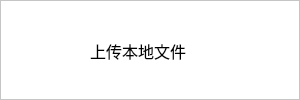
Above: uploadmenu.ui from EricGu1001/Ruiji_dev before the change. Below: the same form after it.
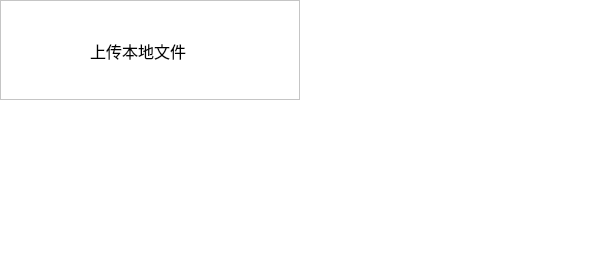
That is the form after the change. Custom widgets are drawn as their Qt base class.

What changed in the file:
```diff
--- a/uploadmenu.ui
+++ b/uploadmenu.ui
@@ -6,8 +6,8 @@
    <rect>
     <x>0</x>
     <y>0</y>
-    <width>300</width>
-    <height>100</height>
+    <width>596</width>
+    <height>279</height>
    </rect>
   </property>
   <property name="sizeIncrement">
@@ -19,6 +19,15 @@
   <property name="styleSheet">
    <string notr="true">background-color: rgb(255, 255, 255);</string>
   </property>
+  <widget class="QWidget" name="widget_2" native="true">
+   <property name="geometry">
+    <rect>
+     <x>0</x>
+     <y>0</y>
+     <width>371</width>
+     <height>161</height>
+    </rect>
+   </property>
   <widget class="QFrame" name="frame">
    <property name="geometry">
     <rect>
@@ -64,6 +73,7 @@
       <height>40</height>
      </rect>
     </property>
+    </widget>
    </widget>
   </widget>
  </widget>
```
Lines whose indentation alone changed are shown as unchanged.
